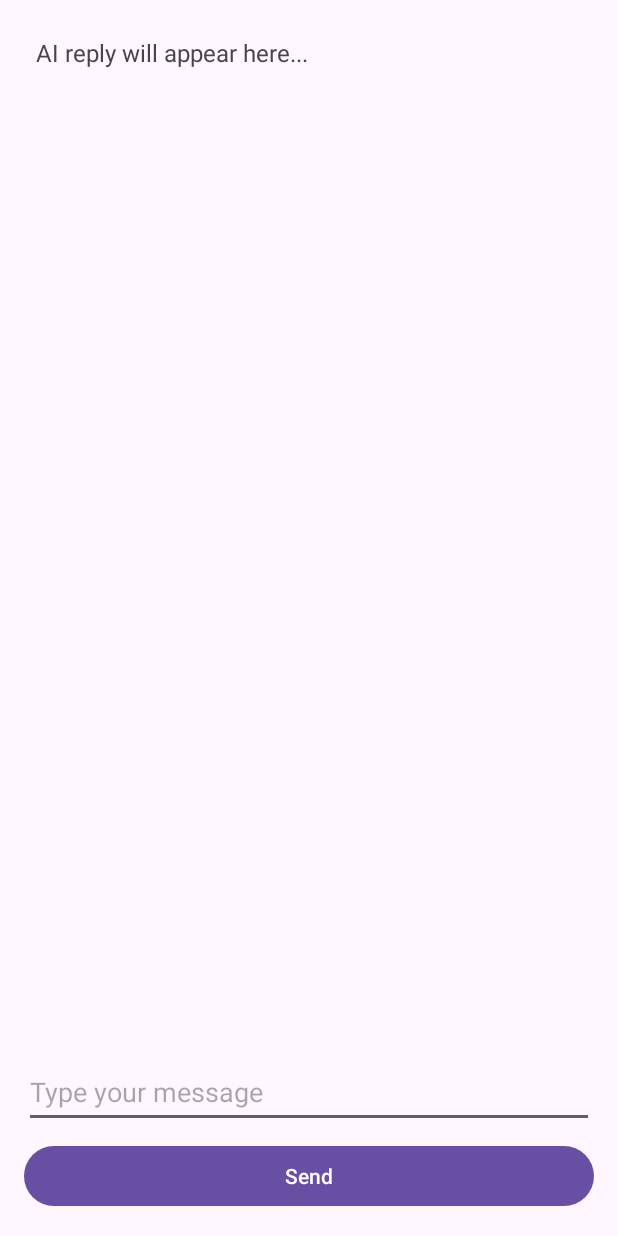
After one commit to SamuelhaIIman/goldenshire, an Android app: the layout activity_chat.xml on its own in the app's theme, with its tools: preview values and no code run, on a phone screen of 412 x 824 dp. The commit adds this screen. Run offline under Robolectric (Android 15) with nearby library versions, the phone set to English and light mode, and no system bars.

Commit message:
Working Groq AI added to the butler app. API_KEY removed for obvious reasons.

```diff
--- a/app/build.gradle.kts
+++ b/app/build.gradle.kts
@@ -44,6 +44,7 @@ dependencies {
     implementation(libs.material)
     implementation(libs.androidx.room.runtime)
     implementation(libs.androidx.room.ktx)
+    implementation(libs.okhttp)
     ksp(libs.androidx.room.compiler)
     testImplementation(libs.junit)
     androidTestImplementation(libs.androidx.espresso.core)
--- a/app/src/main/AndroidManifest.xml
+++ b/app/src/main/AndroidManifest.xml
@@ -1,6 +1,7 @@
 <?xml version="1.0" encoding="utf-8"?>
 <manifest xmlns:android="http://schemas.android.com/apk/res/android"
     xmlns:tools="http://schemas.android.com/tools">
+    <uses-permission android:name="android.permission.INTERNET" />
 
     <application
         android:allowBackup="true"
@@ -23,6 +24,8 @@
         <activity
             android:name=".Notes"
             android:exported="false"/>
+        <activity android:name=".ChatActivity"
+            android:exported="false" />
     </application>
 
 </manifest>
--- /dev/null
+++ b/app/src/main/res/layout/activity_chat.xml
@@ -0,0 +1,31 @@
+<?xml version="1.0" encoding="utf-8"?>
+<LinearLayout xmlns:android="http://schemas.android.com/apk/res/android"
+    android:layout_width="match_parent"
+    android:layout_height="match_parent"
+    android:orientation="vertical"
+    android:padding="16dp">
+
+    <TextView
+        android:id="@+id/responseText"
+        android:layout_width="match_parent"
+        android:layout_height="0dp"
+        android:layout_weight="1"
+        android:text="AI reply will appear here..."
+        android:textSize="16sp"
+        android:padding="8dp" />
+
+    <EditText
+        android:id="@+id/messageInput"
+        android:layout_width="match_parent"
+        android:layout_height="wrap_content"
+        android:hint="Type your message"
+        android:minHeight="48dp" />
+
+    <Button
+        android:id="@+id/sendButton"
+        android:layout_width="match_parent"
+        android:layout_height="wrap_content"
+        android:text="Send"
+        android:layout_marginTop="8dp" />
+
+</LinearLayout>
--- a/app/src/main/res/layout/activity_main.xml
+++ b/app/src/main/res/layout/activity_main.xml
@@ -51,13 +51,14 @@
             android:textSize="20sp"
             android:text="Notes" />
         <Button
+            android:id="@+id/groq"
             style="?android:attr/buttonBarButtonStyle"
             android:layout_width="wrap_content"
             android:layout_height="wrap_content"
             android:backgroundTint="@color/green"
             android:textColor="@color/black"
             android:textSize="20sp"
-            android:text="Press"
+            android:text="Groq"
             />
         <Button
             style="?android:attr/buttonBarButtonStyle"
--- a/gradle/libs.versions.toml
+++ b/gradle/libs.versions.toml
@@ -10,6 +10,7 @@ activityKtx = "1.13.0"
 constraintlayout = "2.2.1"
 room = "2.8.4"
 ksp = "2.3.10"
+okhttp = "4.12.0"
 
 [libraries]
 androidx-core-ktx = { group = "androidx.core", name = "core-ktx", version.ref = "coreKtx" }
@@ -23,6 +24,7 @@ androidx-constraintlayout = { group = "androidx.constraintlayout", name = "const
 androidx-room-runtime = { group = "androidx.room", name = "room-runtime", version.ref = "room" }
 androidx-room-ktx = { group = "androidx.room", name = "room-ktx", version.ref = "room" }
 androidx-room-compiler = { group = "androidx.room", name = "room-compiler", version.ref = "room" }
+okhttp = { group = "com.squareup.okhttp3", name = "okhttp", version.ref = "okhttp"}
 
 [plugins]
 android-application = { id = "com.android.application", version.ref = "agp" }
```
Also changed, not shown: app/src/main/java/com/samuelhallman/goldenshire/ChatActivity.kt (added, +105 -0 lines), app/src/main/java/com/samuelhallman/goldenshire/MainActivity.kt (+9 -2 lines).
